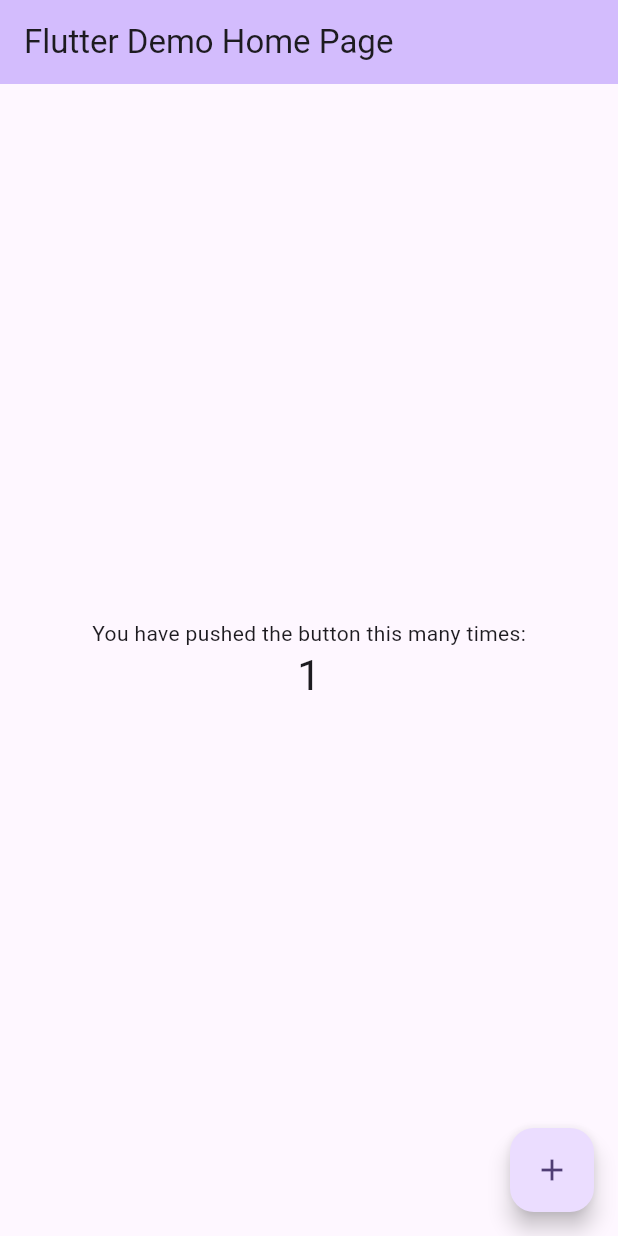
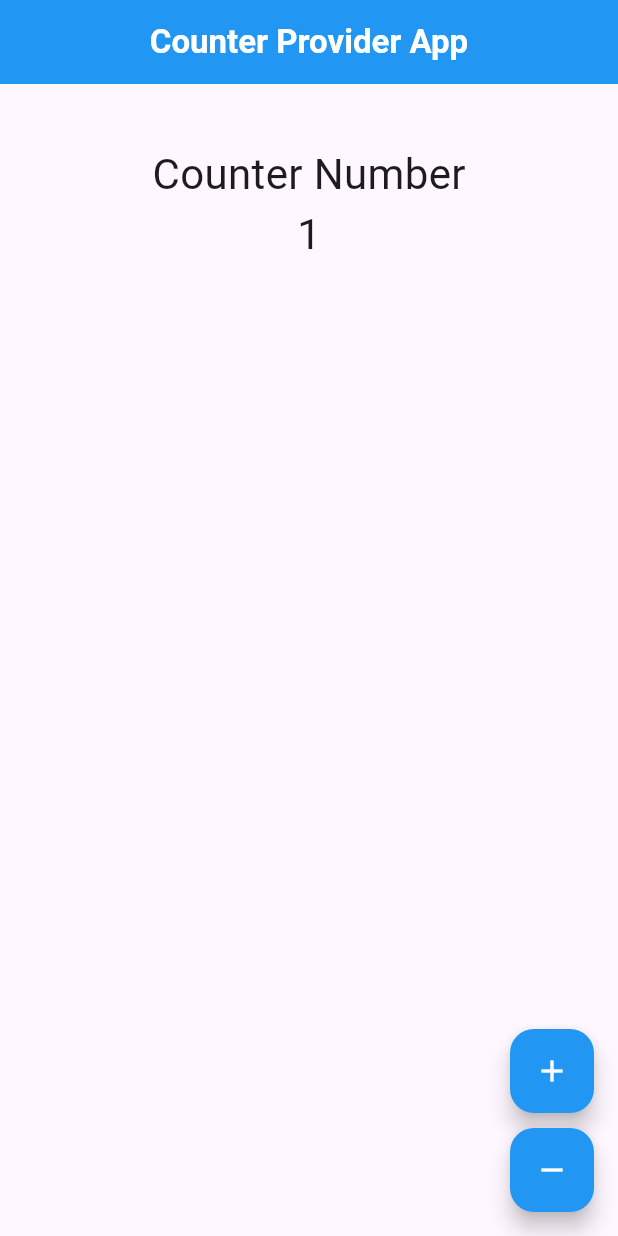
Before and after one commit to jamydevelop/MVVM-Flutter-with-Provider, a Flutter app: the screen it shows after launch, after a tap on the "add" icon, on a phone screen of 412 x 824 dp. Run offline on Flutter 3.47's test engine with Material 3 defaults, Android fonts, the light colour scheme and no system bars.

Commit message:
Counter App using provider

```diff
--- /dev/null
+++ b/mvvm_flutter_with_provider/lib/counter_provider.dart
@@ -0,0 +1,18 @@
+import 'package:flutter/material.dart';
+
+class CounterProvider extends ChangeNotifier {
+  int _counterVal = 0;
+  int get counterVal => _counterVal;
+
+  //Add +1 on value
+  void increment() {
+    _counterVal++;
+    notifyListeners(); // LIKE: update() or setState()
+  }
+
+   //Minus -1 on value
+  void decrement() {
+    _counterVal--;
+    notifyListeners(); // LIKE: update() or setState()
+  }
+}
--- /dev/null
+++ b/mvvm_flutter_with_provider/lib/home_page.dart
@@ -0,0 +1,69 @@
+import 'package:flutter/material.dart';
+import 'package:mvvm_flutter_with_provider/counter_provider.dart';
+import 'package:provider/provider.dart';
+
+class HomePage extends StatefulWidget {
+  const HomePage({super.key});
+
+  @override
+  State<HomePage> createState() => _HomePageState();
+}
+
+class _HomePageState extends State<HomePage> {
+  @override
+  Widget build(BuildContext context) {
+    return Scaffold(
+      appBar: AppBar(
+        backgroundColor: Colors.blue,
+        title: Text(
+          'Counter Provider App',
+          style: TextStyle(color: Colors.white, fontWeight: FontWeight.bold),
+        ),
+        centerTitle: true,
+      ),
+      body: Row(
+        mainAxisAlignment: MainAxisAlignment.center,
+        children: [
+          Container(
+            margin: EdgeInsets.all(20),
+            padding: EdgeInsets.all(20),
+            child: Column(
+              children: [
+                Text('Counter Number', style: TextStyle(fontSize: 28)),
+                Consumer<CounterProvider>(
+                  builder: (context, counterProvider, child) {
+                    return Text(
+                      '${counterProvider.counterVal}',
+                      style: TextStyle(fontSize: 28),
+                    );
+                  },
+                ),
+              ],
+            ),
+          ),
+        ],
+      ),
+      floatingActionButton: Column(
+        mainAxisAlignment: MainAxisAlignment.end,
+        children: [
+          FloatingActionButton(
+            backgroundColor: Colors.blue,
+            child: Icon(Icons.add, color: Colors.white),
+            onPressed: () {
+              //Add
+              Provider.of<CounterProvider>(context, listen: false).increment();
+            },
+          ),
+          SizedBox(height: 10),
+          FloatingActionButton(
+            backgroundColor: Colors.blue,
+            child: Icon(Icons.remove, color: Colors.white),
+            onPressed: () {
+              Provider.of<CounterProvider>(context, listen: false).decrement();
+            },
+          ),
+        ],
+      ),
+    );
+  }
+}
--- a/mvvm_flutter_with_provider/lib/main.dart
+++ b/mvvm_flutter_with_provider/lib/main.dart
@@ -1,4 +1,7 @@
 import 'package:flutter/material.dart';
+import 'package:mvvm_flutter_with_provider/counter_provider.dart';
+import 'package:mvvm_flutter_with_provider/home_page.dart';
+import 'package:provider/provider.dart';
 
 void main() {
   runApp(const MyApp());
@@ -10,113 +13,12 @@ class MyApp extends StatelessWidget {
 
   @override
   Widget build(BuildContext context) {
-    return MaterialApp(
-      title: 'Flutter Demo',
-      theme: ThemeData(
-        // This is the theme of your application.
-        //
-        // TRY THIS: Try running your application with "flutter run". You'll see
-        // the application has a purple toolbar. Then, without quitting the app,
-        // try changing the seedColor in the colorScheme below to Colors.green
-        // and then invoke "hot reload" (save your changes or press the "hot
-        // reload" button in a Flutter-supported IDE, or press "r" if you used
-        // the command line to start the app).
-        //
-        // Notice that the counter didn't reset back to zero; the application
-        // state is not lost during the reload. To reset the state, use hot
-        // restart instead.
-        //
-        // This works for code too, not just values: Most code changes can be
-        // tested with just a hot reload.
-        colorScheme: ColorScheme.fromSeed(seedColor: Colors.deepPurple),
+    return ChangeNotifierProvider(
+      create: (context) => CounterProvider(),
+      child:  MaterialApp(
+        debugShowCheckedModeBanner: false,
+        home: HomePage(),
       ),
-      home: const MyHomePage(title: 'Flutter Demo Home Page'),
     );
   }
 }
-
-class MyHomePage extends StatefulWidget {
-  const MyHomePage({super.key, required this.title});
-
-  // This widget is the home page of your application. It is stateful, meaning
-  // that it has a State object (defined below) that contains fields that affect
-  // how it looks.
-
-  // This class is the configuration for the state. It holds the values (in this
-  // case the title) provided by the parent (in this case the App widget) and
-  // used by the build method of the State. Fields in a Widget subclass are
-  // always marked "final".
-
-  final String title;
-
-  @override
-  State<MyHomePage> createState() => _MyHomePageState();
-}
-
-class _MyHomePageState extends State<MyHomePage> {
-  int _counter = 0;
-
-  void _incrementCounter() {
-    setState(() {
-      // This call to setState tells the Flutter framework that something has
-      // changed in this State, which causes it to rerun the build method below
-      // so that the display can reflect the updated values. If we changed
-      // _counter without calling setState(), then the build method would not be
-      // called again, and so nothing would appear to happen.
-      _counter++;
-    });
-  }
-
-  @override
-  Widget build(BuildContext context) {
-    // This method is rerun every time setState is called, for instance as done
-    // by the _incrementCounter method above.
-    //
-    // The Flutter framework has been optimized to make rerunning build methods
-    // fast, so that you can just rebuild anything that needs updating rather
-    // than having to individually change instances of widgets.
-    return Scaffold(
-      appBar: AppBar(
-        // TRY THIS: Try changing the color here to a specific color (to
-        // Colors.amber, perhaps?) and trigger a hot reload to see the AppBar
-        // change color while the other colors stay the same.
-        backgroundColor: Theme.of(context).colorScheme.inversePrimary,
-        // Here we take the value from the MyHomePage object that was created by
-        // the App.build method, and use it to set our appbar title.
-        title: Text(widget.title),
-      ),
-      body: Center(
-        // Center is a layout widget. It takes a single child and positions it
-        // in the middle of the parent.
-        child: Column(
-          // Column is also a layout widget. It takes a list of children and
-          // arranges them vertically. By default, it sizes itself to fit its
-          // children horizontally, and tries to be as tall as its parent.
-          //
-          // Column has various properties to control how it sizes itself and
-          // how it positions its children. Here we use mainAxisAlignment to
-          // center the children vertically; the main axis here is the vertical
-          // axis because Columns are vertical (the cross axis would be
-          // horizontal).
-          //
-          // TRY THIS: Invoke "debug painting" (choose the "Toggle Debug Paint"
-          // action in the IDE, or press "p" in the console), to see the
-          // wireframe for each widget.
-          mainAxisAlignment: MainAxisAlignment.center,
-          children: <Widget>[
-            const Text('You have pushed the button this many times:'),
-            Text(
-              '$_counter',
-              style: Theme.of(context).textTheme.headlineMedium,
-            ),
-          ],
-        ),
-      ),
-      floatingActionButton: FloatingActionButton(
-        onPressed: _incrementCounter,
-        tooltip: 'Increment',
-        child: const Icon(Icons.add),
-      ), // This trailing comma makes auto-formatting nicer for build methods.
-    );
-  }
-}
--- a/mvvm_flutter_with_provider/pubspec.yaml
+++ b/mvvm_flutter_with_provider/pubspec.yaml
@@ -34,6 +34,7 @@ dependencies:
   # The following adds the Cupertino Icons font to your application.
   # Use with the CupertinoIcons class for iOS style icons.
   cupertino_icons: ^1.0.8
+  provider: ^6.1.5
 
 dev_dependencies:
   flutter_test:
```
Also changed, not shown: mvvm_flutter_with_provider/pubspec.lock.
